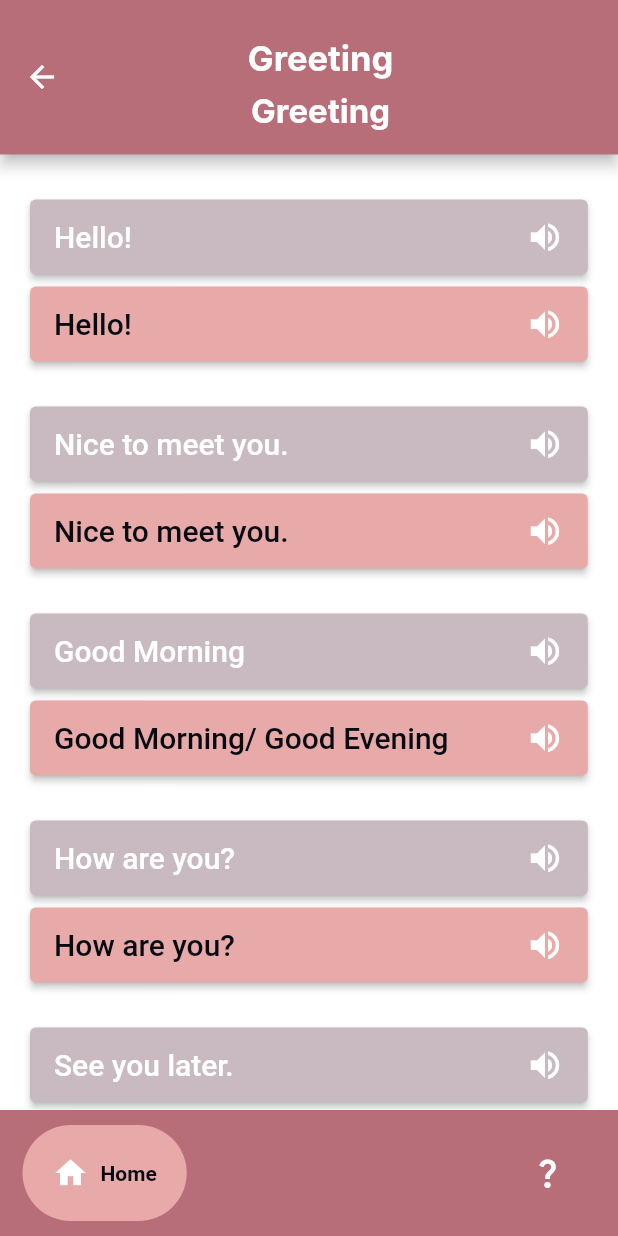
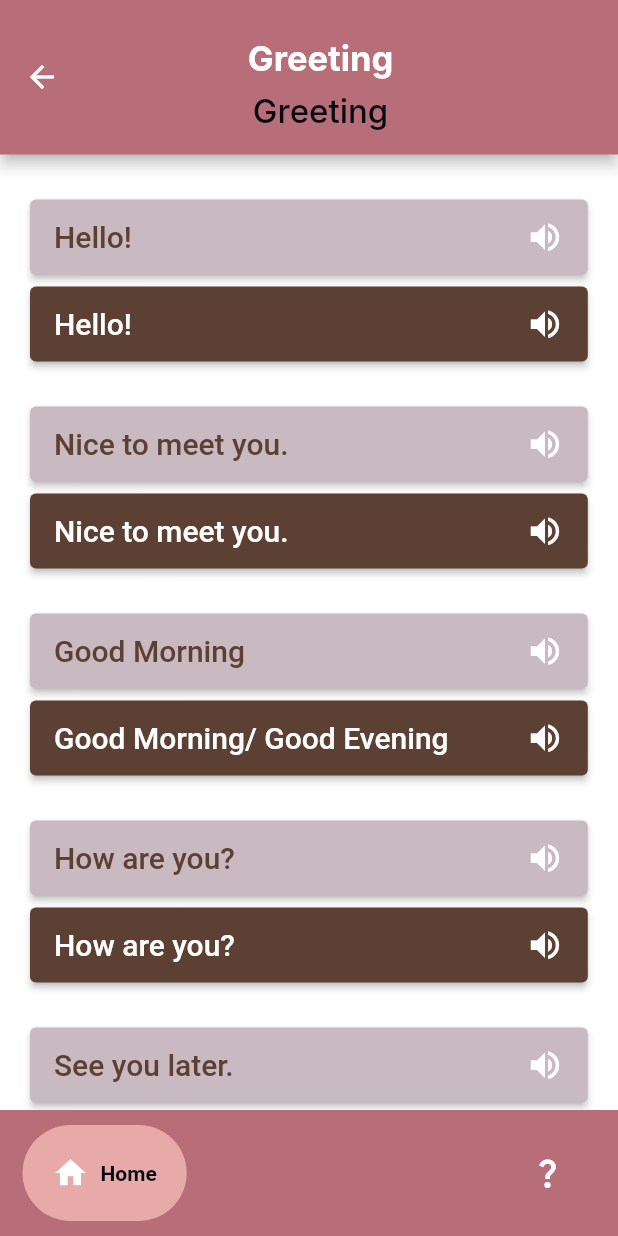
Before and after one commit to Nicolep02/starters, a Flutter app: the Greeting screen opened directly, on a phone screen of 412 x 824 dp. Run offline on Flutter 3.47's test engine with Material 2 defaults, Android fonts, the phone set to English and light mode, and no system bars; drawn by our look-alikes of google_nav_bar; generated files the repository leaves out were written again; Roboto replaces fonts that are missing (Inter).

Commit message:
Updated subcategory page, appbar and category_box colors

```diff
--- a/lib/conversational_pages/greeting.dart
+++ b/lib/conversational_pages/greeting.dart
@@ -47,7 +47,8 @@ class _GreetingState extends State<Greeting> {
                             width: screen_limit,
                             padding: EdgeInsets.fromLTRB(0, 8, 0, 8),
                             child: Text("Hello!",
-                              style: TextStyle(fontSize: 20),),
+                              style: TextStyle(fontSize: 20,
+                                  color: bark),),
                           ), // <-- Text
                           SizedBox(
                               width: 10, height: 50
@@ -63,7 +64,7 @@ class _GreetingState extends State<Greeting> {
                     ElevatedButton(
                       onPressed: () {},
                       style: ElevatedButton.styleFrom(
-                        backgroundColor: sakura,
+                        backgroundColor: bark,
                       ),
                       child: Row(
                         // mainAxisSize: MainAxisSize.min,
@@ -74,7 +75,7 @@ class _GreetingState extends State<Greeting> {
                             child: Text(AppLocalizations.of(context)!.greetingOne,
                             style: TextStyle(
                                 fontSize: 20,
-                              color: nightSky,
+                              color: white,
                             ),),
                           ), // <-- Text
                           SizedBox(
@@ -112,7 +113,8 @@ class _GreetingState extends State<Greeting> {
                             width: screen_limit,
                             padding: EdgeInsets.fromLTRB(0, 8, 0, 8),
                             child: Text("Nice to meet you.",
-                              style: TextStyle(fontSize: 20),),
+                              style: TextStyle(fontSize: 20,
+                                  color: bark),),
                           ), // <-- Text
                           SizedBox(
                               width: 10, height: 50
@@ -128,7 +130,7 @@ class _GreetingState extends State<Greeting> {
                     ElevatedButton(
                       onPressed: () {},
                       style: ElevatedButton.styleFrom(
-                        backgroundColor: sakura,
+                        backgroundColor: bark,
                       ),
                       child: Row(
                         mainAxisSize: MainAxisSize.min,
@@ -138,7 +140,7 @@ class _GreetingState extends State<Greeting> {
                             padding: EdgeInsets.fromLTRB(0, 8, 0, 8),
                             child: Text(AppLocalizations.of(context)!.greetingTwo,
                       style: TextStyle(fontSize: 20,
-                            color: nightSky,),),
+                            color: white,),),
                           ),// <-- Text
                           SizedBox(
                               width: 10, height: 50
@@ -175,7 +177,8 @@ class _GreetingState extends State<Greeting> {
                             width: screen_limit,
                             padding: EdgeInsets.fromLTRB(0, 8, 0, 8),
                             child: Text("Good Morning",
-                              style: TextStyle(fontSize: 20),),
+                              style: TextStyle(fontSize: 20,
+                                  color: bark),),
                           ), // <-- Text
                           SizedBox(
                               width: 10, height: 50
@@ -191,7 +194,7 @@ class _GreetingState extends State<Greeting> {
                     ElevatedButton(
                       onPressed: () {},
                       style: ElevatedButton.styleFrom(
-                        backgroundColor: sakura,
+                        backgroundColor: bark,
                       ),
                       child: Row(
                         mainAxisSize: MainAxisSize.min,
@@ -201,7 +204,7 @@ class _GreetingState extends State<Greeting> {
                             padding: EdgeInsets.fromLTRB(0, 8, 0, 8),
                             child: Text(AppLocalizations.of(context)!.greetingThree,
                               style: TextStyle(fontSize: 20,
-                                color: nightSky,),),
+                                color: white,),),
                           ), // <-- Text
                           SizedBox(
                               width: 10, height: 50
@@ -239,7 +242,8 @@ class _GreetingState extends State<Greeting> {
                             width: screen_limit,
                             padding: EdgeInsets.fromLTRB(0, 8, 0, 8),
                             child: Text("How are you?",
-                              style: TextStyle(fontSize: 20),),
+                              style: TextStyle(fontSize: 20,
+                                  color: bark),),
                           ), // <-- Text
                           SizedBox(
                               width: 10, height: 50
@@ -255,7 +259,7 @@ class _GreetingState extends State<Greeting> {
                     ElevatedButton(
                       onPressed: () {},
                       style: ElevatedButton.styleFrom(
-                        backgroundColor: sakura,
+                        backgroundColor: bark,
                       ),
                       child: Row(
                         mainAxisSize: MainAxisSize.min,
@@ -265,7 +269,7 @@ class _GreetingState extends State<Greeting> {
                             padding: EdgeInsets.fromLTRB(0, 8, 0, 8),
                             child: Text(AppLocalizations.of(context)!.greetingFour,
                               style: TextStyle(fontSize: 20,
-                                color: nightSky,),),
+                                color: white,),),
                           ), // <-- Text
                           SizedBox(
                               width: 10, height: 50
@@ -303,7 +307,8 @@ class _GreetingState extends State<Greeting> {
                             width: screen_limit,
                             padding: EdgeInsets.fromLTRB(0, 8, 0, 8),
                             child: Text("See you later.",
-                              style: TextStyle(fontSize: 20),),
+                              style: TextStyle(fontSize: 20,
+                              color: bark),),
                           ), // <-- Text
                           SizedBox(
                               width: 10, height: 50
@@ -319,7 +324,7 @@ class _GreetingState extends State<Greeting> {
                     ElevatedButton(
                       onPressed: () {},
                       style: ElevatedButton.styleFrom(
-                        backgroundColor: sakura,
+                        backgroundColor: bark,
                       ),
                       child: Row(
                         mainAxisSize: MainAxisSize.min,
@@ -329,7 +334,7 @@ class _GreetingState extends State<Greeting> {
                             padding: EdgeInsets.fromLTRB(0, 8, 0, 8),
                             child: Text(AppLocalizations.of(context)!.greetingFive,
                               style: TextStyle(fontSize: 20,
-                                color: nightSky,),),
+                                color: white,),),
                           ), // <-- Text
                           SizedBox(
                               width: 10, height: 50
--- a/lib/widgets/appbar.dart
+++ b/lib/widgets/appbar.dart
@@ -41,7 +41,8 @@ class MyAppBar extends StatelessWidget implements PreferredSizeWidget {
               style: TextStyle(
                 fontFamily: 'Inter',
                 fontSize: 22,
-                fontWeight: FontWeight.bold,
+                fontWeight: FontWeight.w500,
+                color: nightSky,
               ),
             ),
           ],
--- a/lib/widgets/category_box.dart
+++ b/lib/widgets/category_box.dart
@@ -59,7 +59,7 @@ class CategoryBox extends StatelessWidget {
                           fontSize: 23,
                           fontFamily: "Inter",
                           fontWeight: FontWeight.w500,
-                          color: bark,
+                          color: white,
                         ),
                       ),
                       SizedBox(width: text),
@@ -68,7 +68,7 @@ class CategoryBox extends StatelessWidget {
                         style: TextStyle(
                           fontSize: 22,
                           fontFamily: "Inter",
-                          color: white,
+                          color: bark,
                         ),
                       ),
                     ],
```
